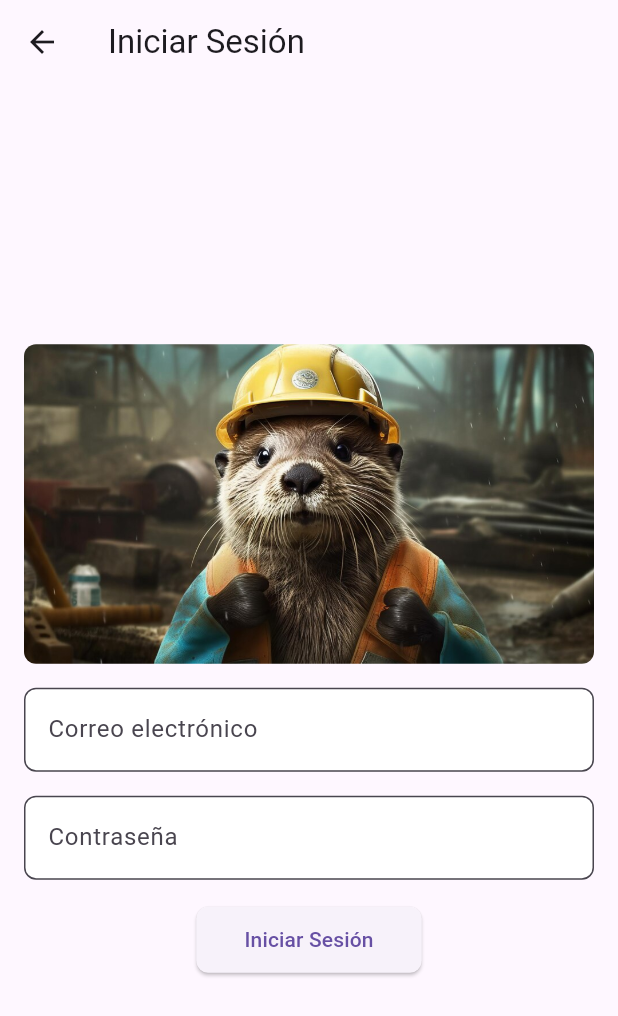
After one commit to noteregalesuwu/frontend-when-cobramos, a Flutter app: the LoginView screen opened directly, after a tap on "Iniciar Sesión", on a phone screen of 412 x 824 dp. The commit adds this screen. Shown: the top 1016 px of the screen. Run offline on Flutter 3.47's test engine with Material 3 defaults, Android fonts, the phone set to English and light mode, and no system bars; our stand-ins replace firebase_core, firebase_messaging, fluttertoast, shared_preferences; missing offline and left inert: dart:html; accounts and stored records are empty; network calls fail; statements that could not run were skipped.

Commit message:
Update dependencies and add shared_preferences package Added login page for admins

```diff
--- a/lib/components/footer_component.dart
+++ b/lib/components/footer_component.dart
@@ -90,7 +90,7 @@ class _FooterComponentState extends State<FooterComponent> {
                 fontWeight: FontWeight.bold),
           ),
           const Text(
-            'Version 0.0.7-release',
+            'Version 0.0.8-release',
             style: TextStyle(
                 color: Colors.white,
                 fontFamily: 'Montserrat',
--- /dev/null
+++ b/lib/views/login_view.dart
@@ -0,0 +1,153 @@
+import 'dart:convert';
+import 'package:http/http.dart' as http;
+import 'package:shared_preferences/shared_preferences.dart';
+
+import 'package:flutter/material.dart';
+import 'package:when_cobramos_flutter/views/admin_page.dart';
+
+class LoginView extends StatefulWidget {
+  const LoginView({super.key});
+
+  @override
+  _LoginViewState createState() => _LoginViewState();
+}
+
+class _LoginViewState extends State<LoginView> {
+  final TextEditingController _passwordController = TextEditingController();
+  final TextEditingController _emailController = TextEditingController();
+
+  @override
+  void dispose() {
+    _emailController.dispose();
+    _passwordController.dispose();
+    super.dispose();
+  }
+
+  @override
+  Widget build(BuildContext context) {
+    return Scaffold(
+      appBar: AppBar(
+        title: const Text('Iniciar Sesión'),
+      ),
+      body: LayoutBuilder(
+        builder: (context, constraints) {
+          double width = constraints.maxWidth < 600
+              ? constraints.maxWidth
+              : constraints.maxWidth * 0.5;
+          return Center(
+            child: SingleChildScrollView(
+              child: Container(
+                width: width,
+                padding: const EdgeInsets.all(16.0),
+                child: Column(
+                  mainAxisAlignment: MainAxisAlignment.center,
+                  children: <Widget>[
+                    ClipRRect(
+                      borderRadius: BorderRadius.circular(8.0),
+                      child: Image.asset(
+                        'assets/img/nutria-chambeadora.jpg',
+                        width: width,
+                        fit: BoxFit.cover,
+                      ),
+                    ),
+                    const SizedBox(height: 16.0),
+                    TextField(
+                      controller: _emailController,
+                      decoration: InputDecoration(
+                        labelText: 'Correo electrónico',
+                        border: OutlineInputBorder(
+                          borderRadius: BorderRadius.circular(8.0),
+                        ),
+                        filled: true,
+                        fillColor: Colors.white,
+                      ),
+                    ),
+                    const SizedBox(height: 16.0),
+                    TextField(
+                      controller: _passwordController,
+                      obscureText: true,
+                      decoration: InputDecoration(
+                        labelText: 'Contraseña',
+                        border: OutlineInputBorder(
+                          borderRadius: BorderRadius.circular(8.0),
+                        ),
+                        filled: true,
+                        fillColor: Colors.white,
+                      ),
+                    ),
+                    const SizedBox(height: 16.0),
+                    ElevatedButton(
+                      onPressed: () async {
+                        const apiUrl =
+                            String.fromEnvironment('API_URL', defaultValue: '');
+                        final response = await http.post(
+                          Uri.parse('$apiUrl/auth/login'),
+                          headers: <String, String>{
+                            'Content-Type': 'application/json; charset=UTF-8',
+                          },
+                          body: jsonEncode(<String, String>{
+                            'email': _emailController.text,
+                            'password': _passwordController.text,
+                          }),
+                        );
+                        var responseJson = jsonDecode(response.body);
+                        if (responseJson['statusCode'] == 200) {
+                          try {
+                            SharedPreferences prefs =
+                                await SharedPreferences.getInstance();
+                            await prefs.setString(
+                                'auth_token', responseJson['token']);
+
+                            Navigator.push(
+                              context,
+                              MaterialPageRoute(
+                                  builder: (context) => const AdminPage()),
+                            );
+                          } catch (e) {
+                            print(e);
+                          }
+                        } else {
+                          // Si la respuesta no es OK, mostrar un mensaje de error
+                          showDialog(
+                            context: context,
+                            builder: (BuildContext context) {
+                              return AlertDialog(
+                                title: Text('Error'),
+                                content:
+                                    Text('Correo o contraseña incorrectos'),
+                                actions: <Widget>[
+                                  TextButton(
+                                    child: Text('Cerrar'),
+                                    onPressed: () {
+                                      Navigator.of(context).pop();
+                                    },
+                                  ),
+                                ],
+                              );
+                            },
+                          );
+                        }
+                      },
+                      style: ElevatedButton.styleFrom(
+                        // primary: Colors.blueAccent,
+                        // onPrimary: Colors.white,
+                        shape: RoundedRectangleBorder(
+                          borderRadius: BorderRadius.circular(8.0),
+                        ),
+                        padding: const EdgeInsets.symmetric(
+                          horizontal: 32.0,
+                          vertical: 12.0,
+                        ),
+                      ),
+                      child: const Text('Iniciar Sesión'),
+                    ),
+                  ],
+                ),
+              ),
+            ),
+          );
+        },
+      ),
+    );
+  }
+}
--- a/pubspec.yaml
+++ b/pubspec.yaml
@@ -40,6 +40,7 @@ dependencies:
   firebase_core: ^3.2.0
   firebase_messaging: ^15.0.3
   fluttertoast: ^8.2.6
+  shared_preferences: ^2.2.3
 
 dev_dependencies:
   flutter_test:
```
Also changed, not shown: lib/main.dart (+21 -2 lines), lib/views/admin_page.dart (added, +203 -0 lines), pubspec.lock, 1 other file.
